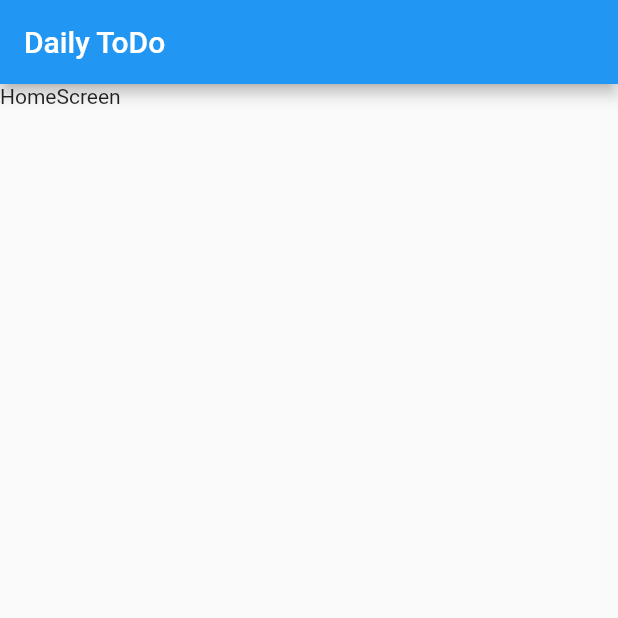
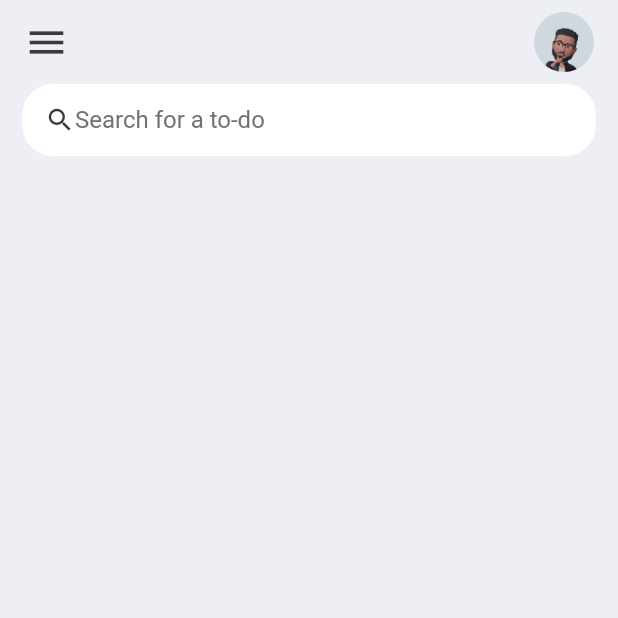
Before and after one commit to bkantwi/todo-flutter-app, a Flutter app: the screen it shows after launch, on a phone screen of 412 x 824 dp, the top half of it. Run offline on Flutter 3.47's test engine with Material 2 defaults, Android fonts, the phone set to English and light mode, and no system bars.

Commit message:
home screen updated

```diff
--- a/lib/main.dart
+++ b/lib/main.dart
@@ -1,4 +1,5 @@
 import 'package:flutter/material.dart';
+import 'package:flutter/services.dart';
 import 'package:todo_flutter_app/screens/home.dart';
 
 void main(){
@@ -10,7 +11,11 @@ class MyApp extends StatelessWidget {
 
   @override
   Widget build(BuildContext context) {
+    SystemChrome.setSystemUIOverlayStyle(
+      SystemUiOverlayStyle(statusBarColor: Colors.transparent)
+    );
     return MaterialApp(
+      debugShowCheckedModeBanner: false,
       title: 'Todo Application',
       home: Home(),
     );
--- a/lib/screens/home.dart
+++ b/lib/screens/home.dart
@@ -1,4 +1,5 @@
 import 'package:flutter/material.dart';
+import 'package:todo_flutter_app/constants/colors.dart';
 
 class Home extends StatelessWidget {
   const Home({Key? key}) : super(key: key);
@@ -6,10 +7,68 @@ class Home extends StatelessWidget {
   @override
   Widget build(BuildContext context) {
     return Scaffold(
-      appBar: AppBar(title: Text("Daily ToDo")),
+      backgroundColor: tdBGColor,
+      appBar: _buildAppBar(),
       body: Container(
-        child: Text("HomeScreen"),
+        padding: EdgeInsets.symmetric(horizontal: 15),
+        child: Column(
+          children: [
+            searchBox(),
+          ],
+        )
       ),
     );
   }
-}
+
+      Widget searchBox(){
+       return Container(
+          padding: EdgeInsets.symmetric(horizontal: 15),
+          decoration: BoxDecoration(
+            color: Colors.white,
+            borderRadius: BorderRadius.circular(20),
+          ),
+          child: TextField(
+            decoration: InputDecoration(
+              contentPadding: EdgeInsets.all(0),
+              prefixIcon: Icon(
+                Icons.search,
+                color: tdBlack,
+                size: 20,
+              ),
+              prefixIconConstraints: BoxConstraints(
+                maxHeight: 20,
+                maxWidth: 25,
+              ),
+              border: InputBorder.none,
+              hintText: 'Search for a to-do',
+              hintStyle: TextStyle(color: tdGrey),
+            ),
+          ),
+        );
+      }
+
+      AppBar _buildAppBar(){
+        return AppBar(
+          backgroundColor: tdBGColor,
+        elevation: 0,
+        title: Row(
+          mainAxisAlignment: MainAxisAlignment.spaceBetween,
+          children: [
+          Icon(
+            Icons.menu,
+            color: tdBlack,
+            size: 30,
+          ),
+          Container(
+            height: 40,
+            width: 40,
+            child: ClipRRect(
+              borderRadius: BorderRadius.circular(20),
+              child: Image.asset('assets/images/avatar.jpg'),
+            )
+          )
+        ],
+        ),
+        );
+  }
+  }
--- a/pubspec.yaml
+++ b/pubspec.yaml
@@ -60,8 +60,8 @@ flutter:
   uses-material-design: true
 
   # To add assets to your application, add an assets section, like this:
-  # assets:
-  #   - images/a_dot_burr.jpeg
+  assets:
+    - assets/images/avatar.jpg
   #   - images/a_dot_ham.jpeg
 
   # An image asset can refer to one or more resolution-specific "variants", see
```
Also changed, not shown: assets/images/avatar.jpg (added).
